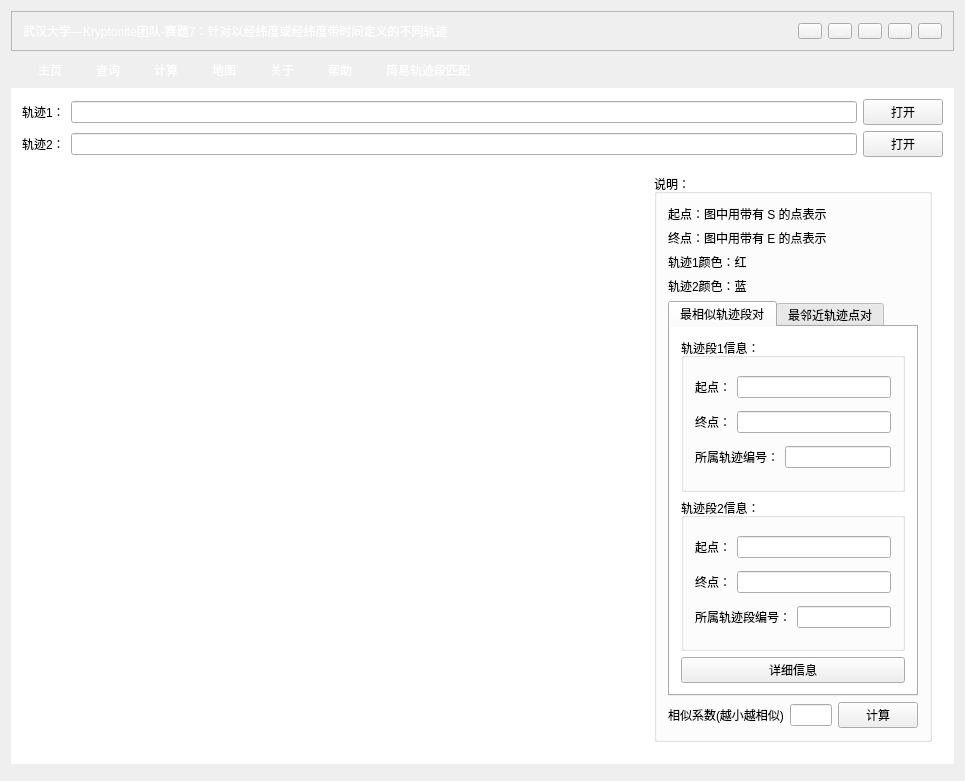
Before: the Qt Designer form mainwindow.ui in ZhangShurong/Trajectory-similarity, drawn with Qt 5.
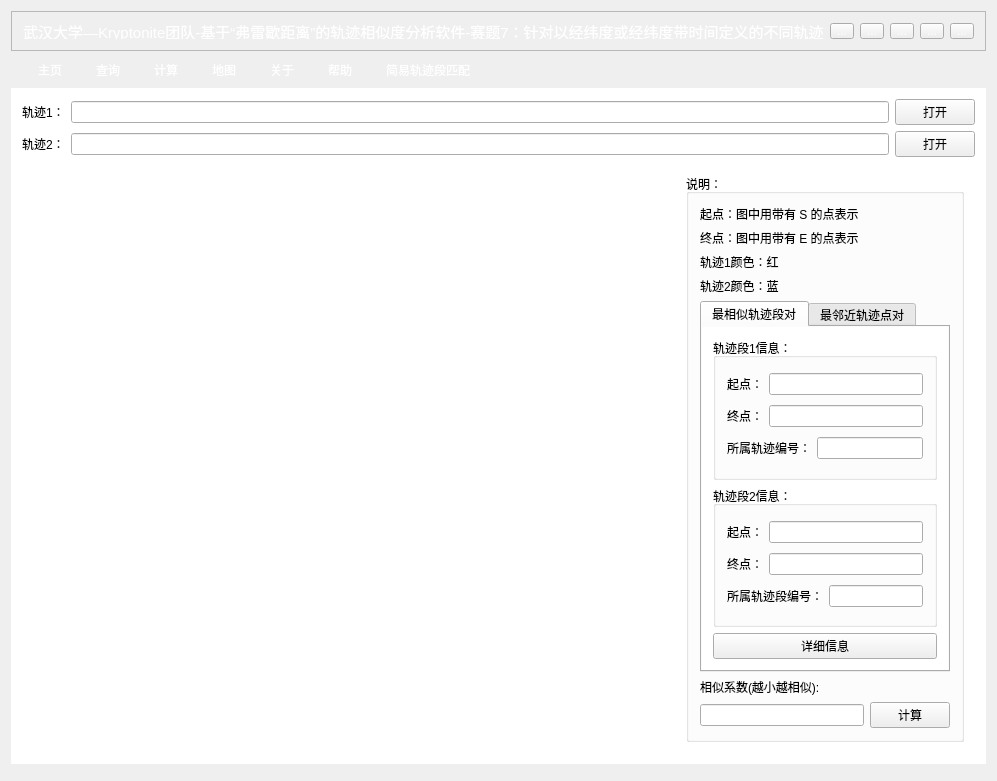
After: the same form once the commit is applied. The open tabs and pages were chosen to show the change. Icons and pictures are not drawn. Custom widgets are drawn as their Qt base class.

The edit to the form file:
```diff
--- a/mainwindow.ui
+++ b/mainwindow.ui
@@ -180,11 +180,16 @@
       <layout class="QHBoxLayout" name="horizontalLayout_16">
        <item>
         <widget class="QLabel" name="label_2">
+         <property name="font">
+          <font>
+           <pointsize>11</pointsize>
+          </font>
+         </property>
          <property name="styleSheet">
           <string notr="true">color:white;</string>
          </property>
          <property name="text">
-          <string>武汉大学—Kryptonite团队-赛题7：针对以经纬度或经纬度带时间定义的不同轨迹</string>
+          <string>武汉大学—Kryptonite团队-基于“弗雷歇距离”的轨迹相似度分析软件-赛题7：针对以经纬度或经纬度带时间定义的不同轨迹</string>
          </property>
         </widget>
        </item>
@@ -1567,18 +1572,25 @@
                     </widget>
                    </widget>
                   </item>
+                  <item>
+                   <widget class="QLabel" name="ResLabel">
+                    <property name="text">
+                     <string>相似系数(越小越相似):</string>
+                    </property>
+                   </widget>
+                  </item>
                   <item>
                    <layout class="QHBoxLayout" name="horizontalLayout_3">
                     <item>
-                     <widget class="QLabel" name="ResLabel">
-                      <property name="text">
-                       <string>相似系数(越小越相似)</string>
+                     <widget class="QLineEdit" name="Result">
+                      <property name="minimumSize">
+                       <size>
+                        <width>100</width>
+                        <height>0</height>
+                       </size>
                       </property>
                      </widget>
                     </item>
-                    <item>
-                     <widget class="QLineEdit" name="Result"/>
-                    </item>
                     <item>
                      <widget class="QPushButton" name="startBtn">
                       <property name="text">
```
